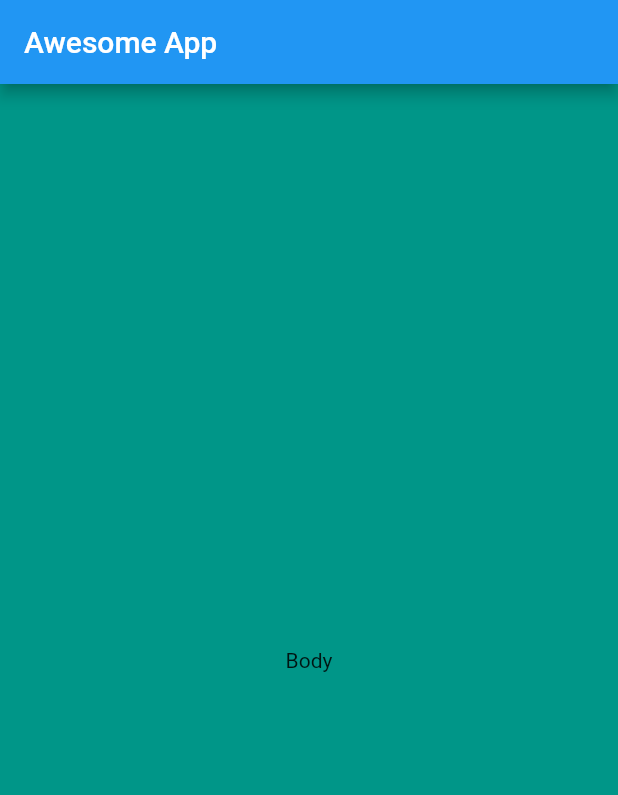
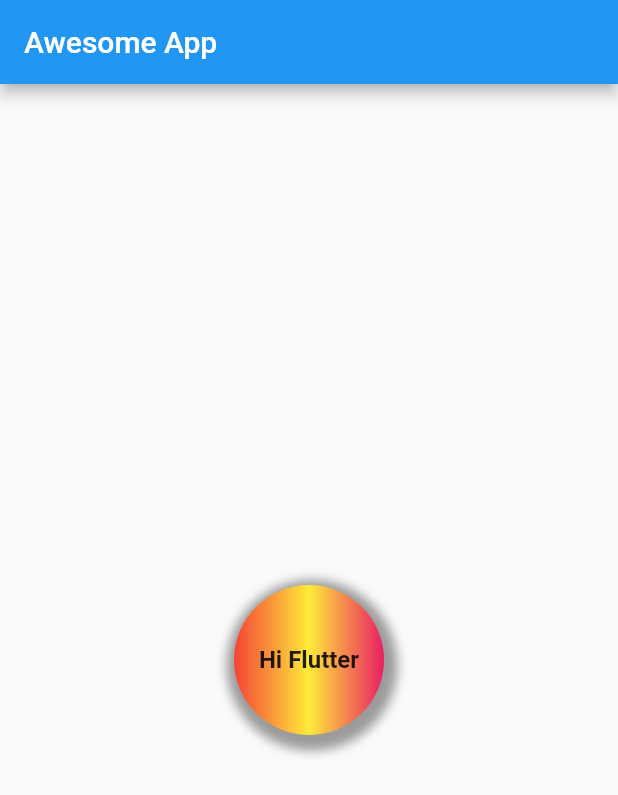
Before and after one commit to seen2/learning_flutter, a Flutter app: the screen it shows after launch, on a phone screen of 412 x 824 dp. Shown: the top 795 px of the screen. Run offline on Flutter 3.47's test engine with Material 2 defaults, Android fonts, the phone set to English and light mode, and no system bars.

Commit message:
Chapter-2 Container

```diff
--- a/lib/main.dart
+++ b/lib/main.dart
@@ -1,23 +1,39 @@
 import 'package:flutter/material.dart';
 import 'package:flutter/cupertino.dart';
 
-
-void main(){
-  runApp(MaterialApp(
-    title: "Awesome App Minimized",
-    home:HomePage()
-  ));
+void main() {
+  runApp(MaterialApp(title: "Awesome App Minimized", home: HomePage()));
 }
 
 class HomePage extends StatelessWidget {
-
   @override
   Widget build(BuildContext context) {
     return Scaffold(
       appBar: AppBar(title: Text("Awesome App")),
-      body: Container(color:Colors.teal,child: Center(child: Text("Body")),),
-
-
+      body: Center(
+          child: Container(
+        child: Text(
+          "Hi Flutter",
+          style: TextStyle(fontSize: 16, fontWeight: FontWeight.bold),
+          textAlign: TextAlign.center,
+        ),
+        height: 100,
+        width: 100,
+        padding: const EdgeInsets.all(10),
+        alignment: Alignment.center,
+        decoration: BoxDecoration(
+            color: Colors.teal,
+            shape: BoxShape.circle,
+            boxShadow: [
+              BoxShadow(
+                  color: Colors.black38,
+                  blurRadius: 5,
+                  spreadRadius: 7,
+                  offset: Offset(2.0, 3.5))
+            ],
+            gradient: LinearGradient(
+                colors: [Colors.red, Colors.yellow, Colors.pink])),
+      )),
     );
   }
 }
```
